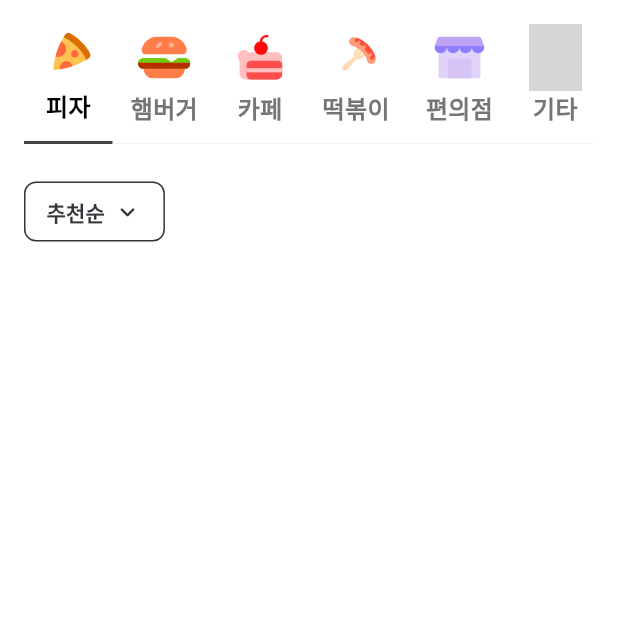
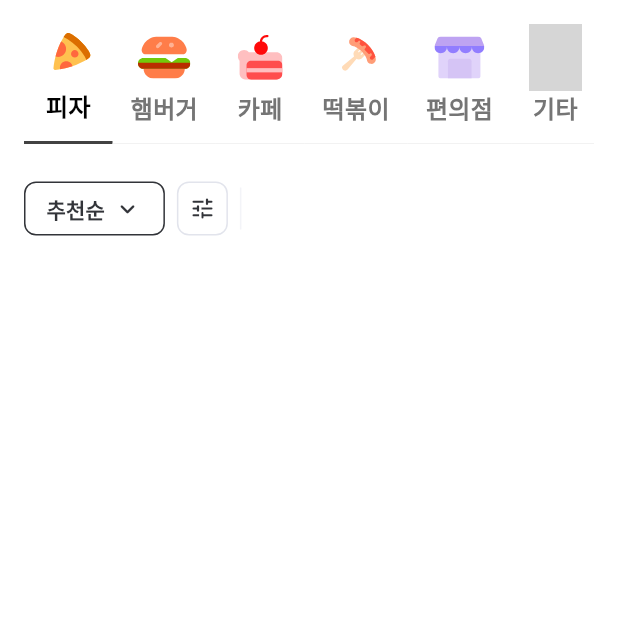
Before and after one commit to ApptiveDev/NOCHIGIMA, a Flutter app: the PromoScreen screen opened directly, on a phone screen of 412 x 824 dp, the top half of it. Run offline on Flutter 3.47's test engine with Material 3 defaults, Android fonts, the phone set to English and light mode, and no system bars; our stand-ins replace flutter_svg; grey boxes are pictures that could not be loaded.

Commit message:
feat: 필터 버튼-> 위젯으로

```diff
--- a/frontend/lib/screens/brand-promotion/promo_screen.dart
+++ b/frontend/lib/screens/brand-promotion/promo_screen.dart
@@ -7,6 +7,40 @@ class PromoScreen extends StatefulWidget {
 
   @override
   State<PromoScreen> createState() => _PromoScreenState();
+}
+
+class FilterButton extends StatelessWidget {
+  final Widget child;
+  final VoidCallback onPressed;
+  final EdgeInsetsGeometry? padding;
+  final Color? borderColor;
+
+  const FilterButton({
+    super.key,
+    required this.child,
+    required this.onPressed,
+    this.padding,
+    this.borderColor,
+  });
+
+  @override
+  Widget build(BuildContext context) {
+    return ElevatedButton(
+      onPressed: onPressed,
+      style: ElevatedButton.styleFrom(
+        backgroundColor: Colors.white,
+        elevation: 0,
+        shape: RoundedRectangleBorder(
+          borderRadius: BorderRadius.circular(8.0),
+          side: BorderSide(color: borderColor ?? Color(0xFF323439), width: 1.0),
+        ),
+        minimumSize: Size.zero,
+        padding: padding ?? EdgeInsets.symmetric(horizontal: 15.0),
+        tapTargetSize: MaterialTapTargetSize.shrinkWrap,
+      ),
+      child: child,
+    );
+  }
 }
 
 class _PromoScreenState extends State<PromoScreen> {
@@ -51,10 +85,10 @@ class _PromoScreenState extends State<PromoScreen> {
   Widget build(BuildContext context) {
     return Scaffold(
       body: SafeArea(
-        child: Center(
         child: Padding(
           padding: const EdgeInsets.all(16.0),
           child: Column(
+            crossAxisAlignment: CrossAxisAlignment.start,
             children: [
               Container(
                 height: 80,
@@ -62,10 +96,10 @@ class _PromoScreenState extends State<PromoScreen> {
                   scrollDirection: Axis.horizontal,
                   children: [
                     _buildMenuItem(0, "피자", "assets/images/menu_pizza.svg"),
-                      _buildMenuItem(1,"햄버거", "assets/images/menu_hamburger.svg"),
+                    _buildMenuItem(1,"햄버거","assets/images/menu_hamburger.svg"),
                     _buildMenuItem(2, "카페", "assets/images/menu_cafe.svg"),
-                      _buildMenuItem(3,"떡볶이", "assets/images/menu_tteokbokki.svg"),
-                      _buildMenuItem(4,"편의점", "assets/images/menu_convenienceStore.svg"),
+                    _buildMenuItem(3,"떡볶이","assets/images/menu_tteokbokki.svg"),
+                    _buildMenuItem(4,"편의점","assets/images/menu_convenienceStore.svg"),
                     _buildMenuItem(5, "기타", ""),
                   ],
                 ),
@@ -73,14 +107,16 @@ class _PromoScreenState extends State<PromoScreen> {
               SizedBox(height: 25),
               Container(
                 //filter
-                  height: 40,
+                height: 36,
                 child: ListView(
                   scrollDirection: Axis.horizontal,
                   children: [
                     //FILTER
-                      ElevatedButton( // 추천순 button
+                    FilterButton(
+                      // 추천순 button
                       onPressed: () {},
                       child: Row(
+                        mainAxisSize: MainAxisSize.min,
                         children: [
                           Text(
                             "추천순",
@@ -90,7 +126,7 @@ class _PromoScreenState extends State<PromoScreen> {
                               color: Color(0xFF323439),
                             ),
                           ),
-                            SizedBox(width: 5,),
+                          SizedBox(width: 5),
                           Icon(
                             Icons.expand_more_rounded,
                             color: Color(0xFF323439),
@@ -98,31 +134,33 @@ class _PromoScreenState extends State<PromoScreen> {
                           ),
                         ],
                       ),
-                        style: ElevatedButton.styleFrom(
-                          backgroundColor: Colors.white,
-                          elevation: 0,
-                          shape: RoundedRectangleBorder(
-                            borderRadius: BorderRadius.circular(8.0),
-                            side: BorderSide(
-                              color: Color(0xFF323439),
-                              width: 1.0,
                     ),
+                    SizedBox(width: 8),
+                    FilterButton(
+                      onPressed: () {},
+                      padding: EdgeInsets.all(8.0),
+                      borderColor: Color(0xFFE2E4EC),
+                      child: Icon(Icons.tune_rounded, color: Color(0xFF323439)),
                     ),
-                          minimumSize: Size.zero,
-                          padding: EdgeInsets.symmetric(horizontal: 15.0, vertical: 4.0),
-                          tapTargetSize: MaterialTapTargetSize.shrinkWrap,
-                        ),
+                    SizedBox(width: 8),
+                    VerticalDivider(
+                      thickness: 1,
+                      width: 1,
+                      color: Color(0xFFF3F4F8),
+                      indent: 4,
+                      endIndent: 4,
                     ),
                   ],
                 ),
               ),
               SizedBox(height: 25),
-                Container(
+              Expanded(
+                child: Container(
                   //promo view
                   // click promo -> detail page로 넘어가도록
                 ),
+              ),
             ],
-            ),
           ),
         ),
       ),
```
Lines whose indentation alone changed are shown as unchanged.
